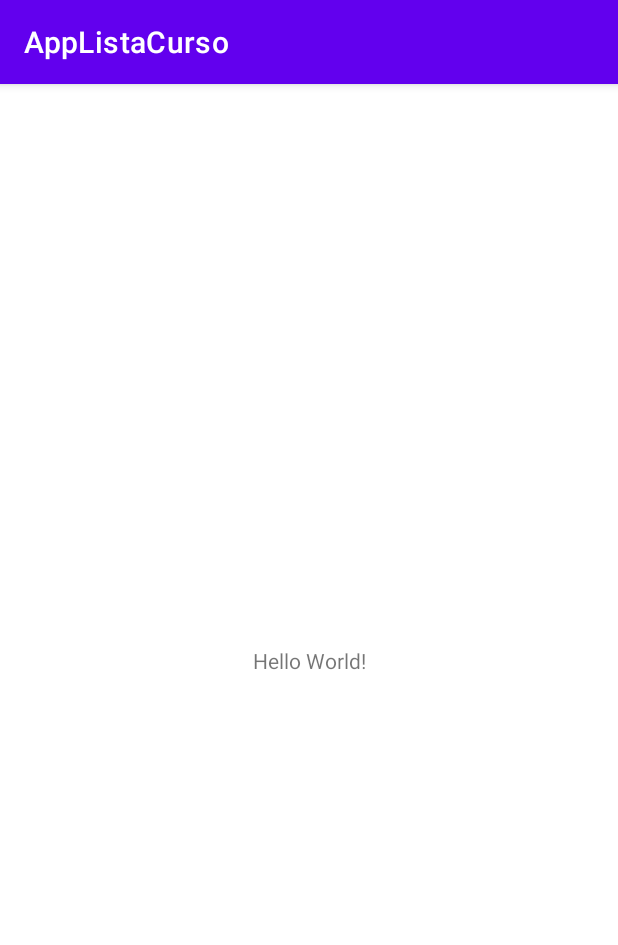
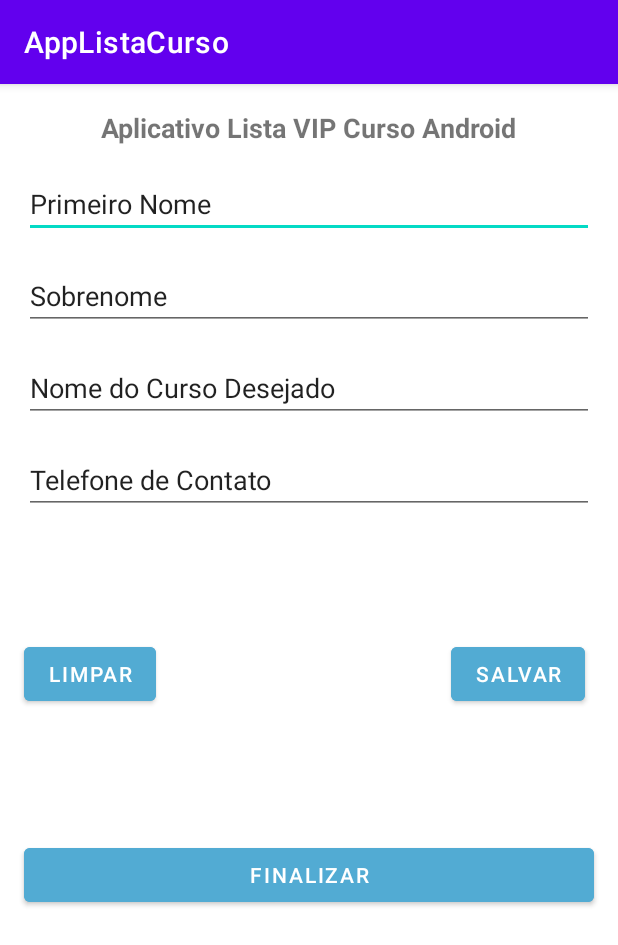
Before and after one commit to ClaudioSarmento/CursoAndroid, an Android app: the screen it shows after launch (MainActivity), on a phone screen of 412 x 824 dp. Shown: the top 945 px of the screen. Run offline under Robolectric (Android 15) with nearby library versions, the phone set to English and light mode, and no system bars.

Commit message:
Criar o Layout do Aplicativo

```diff
--- a/app/src/main/res/layout/activity_main.xml
+++ b/app/src/main/res/layout/activity_main.xml
@@ -7,12 +7,104 @@
     tools:context=".MainActivity">
 
     <TextView
+        android:id="@+id/textView"
         android:layout_width="wrap_content"
         android:layout_height="wrap_content"
-        android:text="Hello World!"
+        android:text="@string/nome_aplicativo"
+        android:textStyle="bold"
         app:layout_constraintBottom_toBottomOf="parent"
         app:layout_constraintEnd_toEndOf="parent"
         app:layout_constraintStart_toStartOf="parent"
-        app:layout_constraintTop_toTopOf="parent" />
+        app:layout_constraintTop_toTopOf="parent"
+        app:layout_constraintVertical_bias="0.022"
+        android:textSize="18sp"/>
+
+    <EditText
+        android:id="@+id/editTextTextPersonName"
+        android:layout_width="match_parent"
+        android:layout_height="wrap_content"
+        android:layout_margin="16dp"
+        android:ems="10"
+        android:inputType="textPersonName"
+        android:text="@string/primeiro_nome"
+        app:layout_constraintEnd_toEndOf="parent"
+        app:layout_constraintStart_toStartOf="parent"
+        app:layout_constraintTop_toBottomOf="@+id/textView" />
+
+    <EditText
+        android:id="@+id/editTextTextPersonName2"
+        android:layout_width="match_parent"
+        android:layout_height="wrap_content"
+        android:layout_margin="16dp"
+        android:ems="10"
+        android:inputType="textPersonName"
+        android:text="@string/sobrenome"
+        app:layout_constraintEnd_toEndOf="parent"
+        app:layout_constraintStart_toStartOf="parent"
+        app:layout_constraintTop_toBottomOf="@+id/editTextTextPersonName" />
+
+    <EditText
+        android:id="@+id/editTextTextPersonName3"
+        android:layout_width="match_parent"
+        android:layout_height="wrap_content"
+        android:layout_margin="16dp"
+        android:ems="10"
+        android:inputType="textPersonName"
+        android:text="@string/nome_do_curso_desejado"
+        app:layout_constraintEnd_toEndOf="parent"
+        app:layout_constraintStart_toStartOf="parent"
+        app:layout_constraintTop_toBottomOf="@+id/editTextTextPersonName2" />
+
+    <EditText
+        android:id="@+id/editTextTextPersonName4"
+        android:layout_width="match_parent"
+        android:layout_height="wrap_content"
+        android:layout_margin="16dp"
+        android:ems="10"
+        android:inputType="textPersonName"
+        android:text="@string/telefone_de_contato"
+        app:layout_constraintEnd_toEndOf="parent"
+        app:layout_constraintStart_toStartOf="parent"
+        app:layout_constraintTop_toBottomOf="@+id/editTextTextPersonName3" />
+
+    <Button
+        android:id="@+id/button"
+        android:layout_width="wrap_content"
+        android:layout_height="wrap_content"
+        android:layout_marginStart="16dp"
+        android:layout_marginBottom="4dp"
+        android:text="@string/limpar"
+        app:layout_constraintBottom_toTopOf="@+id/button3"
+        app:layout_constraintStart_toStartOf="parent"
+        app:layout_constraintTop_toBottomOf="@+id/editTextTextPersonName4"
+        android:backgroundTint="@color/corBotoes"/>
+
+    <Button
+        android:id="@+id/button2"
+        android:layout_width="wrap_content"
+        android:layout_height="wrap_content"
+        android:layout_marginStart="176dp"
+        android:layout_marginBottom="4dp"
+        android:text="@string/salvar"
+        app:layout_constraintBottom_toTopOf="@+id/button3"
+        app:layout_constraintEnd_toEndOf="parent"
+        app:layout_constraintHorizontal_bias="0.483"
+        app:layout_constraintStart_toEndOf="@+id/button"
+        app:layout_constraintTop_toBottomOf="@+id/editTextTextPersonName4"
+        android:backgroundTint="@color/corBotoes"/>
+
+    <Button
+        android:id="@+id/button3"
+        android:layout_width="match_parent"
+        android:layout_height="wrap_content"
+        android:layout_margin="16dp"
+        android:layout_marginBottom="16dp"
+        android:text="@string/finalizar"
+        app:layout_constraintBottom_toBottomOf="parent"
+        app:layout_constraintEnd_toEndOf="parent"
+        app:layout_constraintHorizontal_bias="0.406"
+        app:layout_constraintStart_toStartOf="parent"
+        app:layout_constraintTop_toBottomOf="@+id/editTextTextPersonName4"
+        android:backgroundTint="@color/corBotoes"/>
 
 </androidx.constraintlayout.widget.ConstraintLayout>
--- a/app/src/main/res/values/colors.xml
+++ b/app/src/main/res/values/colors.xml
@@ -7,4 +7,5 @@
     <color name="teal_700">#FF018786</color>
     <color name="black">#FF000000</color>
     <color name="white">#FFFFFFFF</color>
+    <color name="corBotoes">#52ABD3</color>
 </resources>
--- a/app/src/main/res/values/strings.xml
+++ b/app/src/main/res/values/strings.xml
@@ -1,3 +1,11 @@
 <resources>
     <string name="app_name">AppListaCurso</string>
+    <string name="nome_aplicativo">Aplicativo Lista VIP Curso Android</string>
+    <string name="primeiro_nome">Primeiro Nome</string>
+    <string name="sobrenome">Sobrenome</string>
+    <string name="nome_do_curso_desejado">Nome do Curso Desejado</string>
+    <string name="telefone_de_contato">Telefone de Contato</string>
+    <string name="finalizar">Finalizar</string>
+    <string name="limpar">Limpar</string>
+    <string name="salvar">Salvar</string>
 </resources>
```
